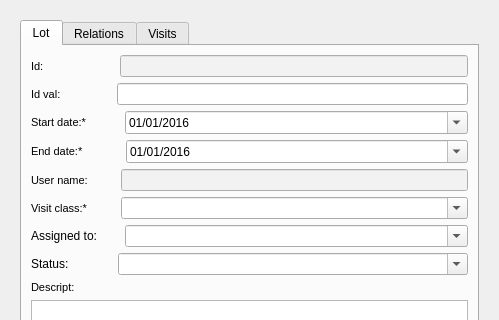
The window that ui/add_lot.ui (Giswater/giswater_qgis_plugin) describes before a commit, drawn with Qt 5; both pictures show x 0 to 499 and y 0 to 320 of the 499 by 572 pixel window.
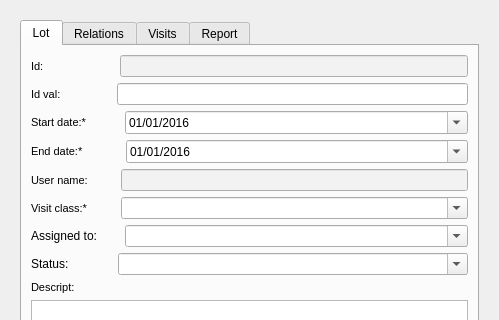
The same window after the commit. The open tabs and pages were chosen to show the change. Icons and pictures are not drawn.

```diff
--- a/ui/add_lot.ui
+++ b/ui/add_lot.ui
@@ -790,6 +790,11 @@
           </item>
          </layout>
         </widget>
+        <widget class="QWidget" name="ReportTab">
+         <attribute name="title">
+          <string>Report</string>
+         </attribute>
+        </widget>
        </widget>
       </item>
      </layout>
```
Left out of the diff: 2 changed lines with no effect on the pictures.
